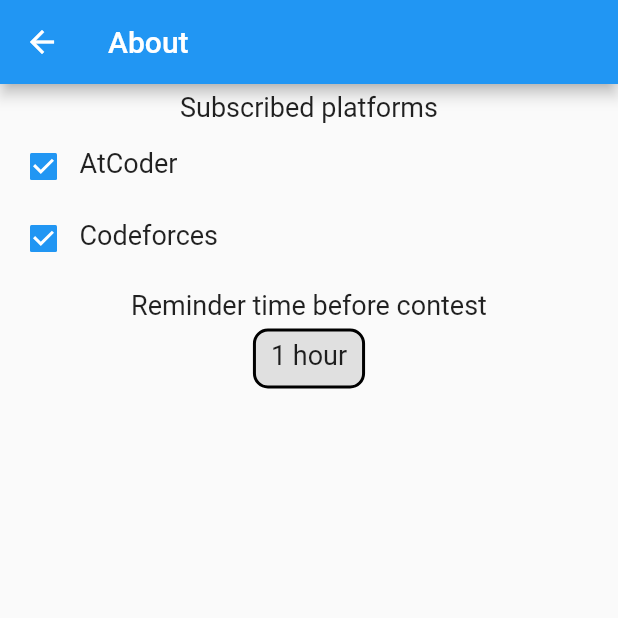
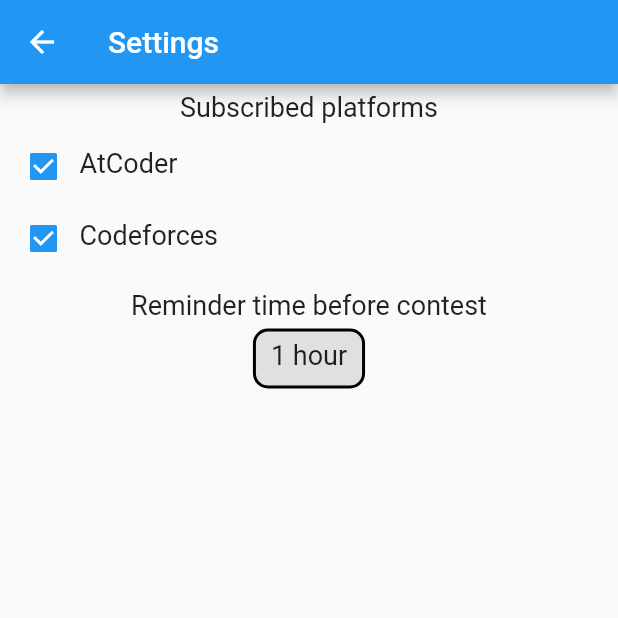
Before and after one commit to DT3264/ContestReminder, a Flutter app: the Settings screen opened directly, on a phone screen of 412 x 824 dp, the top half of it. Run offline on Flutter 3.47's test engine with Material 2 defaults, Android fonts, the phone set to English and light mode, and no system bars; drawn by our look-alikes of auto_size_text; our stand-ins replace firebase_messaging, flutter_local_notifications, shared_preferences, sqflite; accounts and stored records are empty; network calls fail; statements that could not run were skipped.

Commit message:
Modified string

```diff
--- a/lib/Pages/settings.dart
+++ b/lib/Pages/settings.dart
@@ -23,7 +23,7 @@ class _Settings extends State<Settings>{
   Widget build(BuildContext context){
     return Scaffold(
       appBar: AppBar(
-        title: Text("About"),
+        title: Text("Settings"),
       ),
       body: getBody()
     );
```
